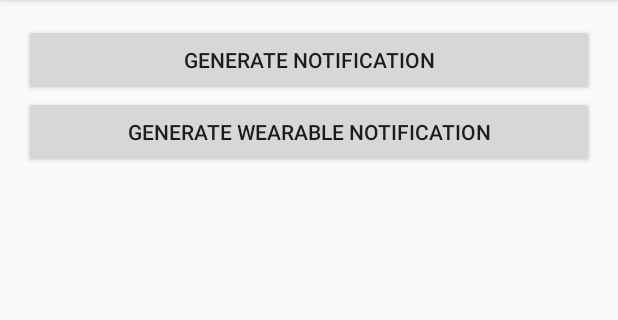
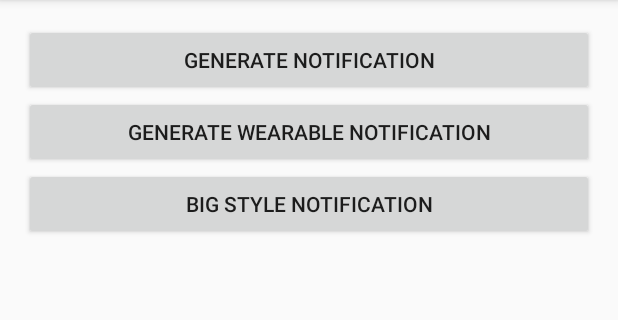
Before and after one commit to IAndroidTutorials/AndroidWearables, an Android app: the NotificationActivity screen opened directly, with no data from a screen before it, on a phone screen of 412 x 824 dp, the part 84-404 px from its top. Run offline under Robolectric (Android 15) with nearby library versions, the phone set to English and light mode, and no system bars.

Commit message:
adding big style notification example

```diff
--- a/mobile/src/main/res/layout/activity_notification.xml
+++ b/mobile/src/main/res/layout/activity_notification.xml
@@ -24,4 +24,10 @@
         android:text="@string/generate_wearable_notifications"
         android:layout_height="wrap_content"/>
 
+    <Button
+        android:layout_width="match_parent"
+        android:onClick="bigStyleNotifications"
+        android:text="@string/big_style_notification"
+        android:layout_height="wrap_content"/>
+
 </LinearLayout>
--- a/mobile/src/main/res/values/strings.xml
+++ b/mobile/src/main/res/values/strings.xml
@@ -9,4 +9,13 @@
   <string name="set_ip">Set IP</string>
   <string name="twitter_uri">http://mobile.twitter.com</string>
   <string name="generate_wearable_notifications">Generate Wearable Notification</string>
+  <string name="big_style_notification">Big Style Notification</string>
+  <string name="big_style_description">
+    Lorem ipsum dolor sit amet, consectetur adipisicing elit, sed do eiusmod \n
+    tempor incididunt ut labore et dolore magna aliqua. Ut enim ad minim veniam, \n
+    quis nostrud exercitation ullamco laboris nisi ut aliquip ex ea commodo \n
+    consequat. Duis aute irure dolor in reprehenderit in voluptate velit esse \n
+    cillum dolore eu fugiat nulla pariatur. Excepteur sint occaecat cupidatat non \n
+    proident, sunt in culpa qui officia deserunt mollit anim id est laborum. \n
+  </string>
 </resources>
```
Also changed, not shown: mobile/src/main/java/com/prateekj/android/activities/NotificationActivity.java (+22 -4 lines).
